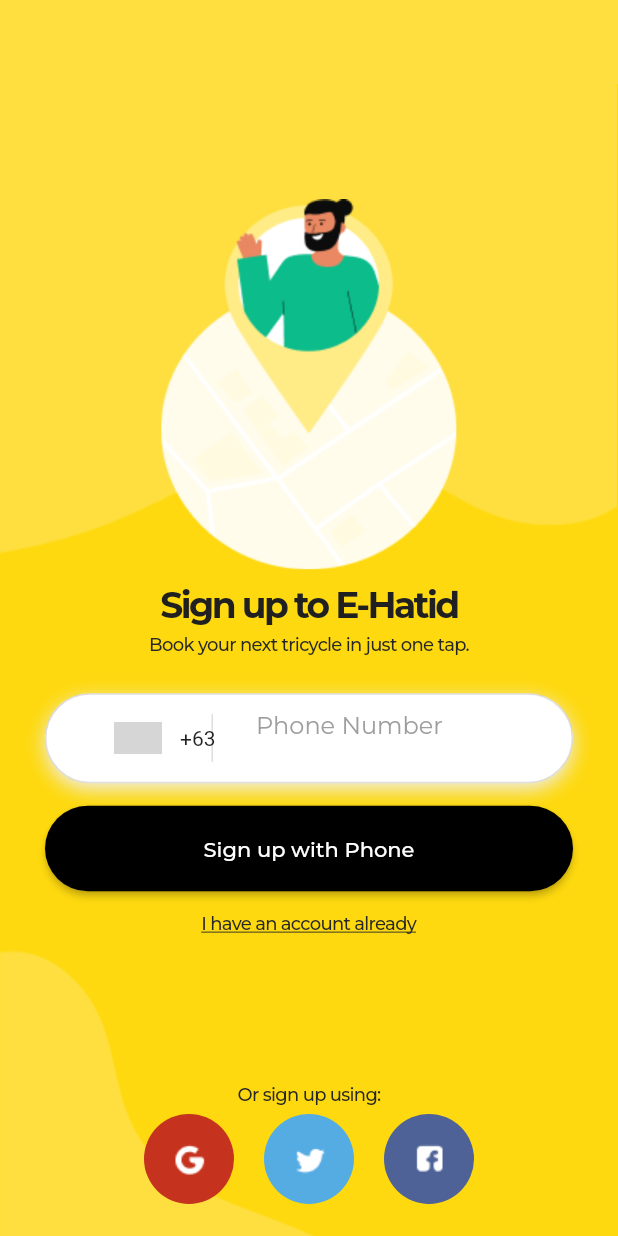
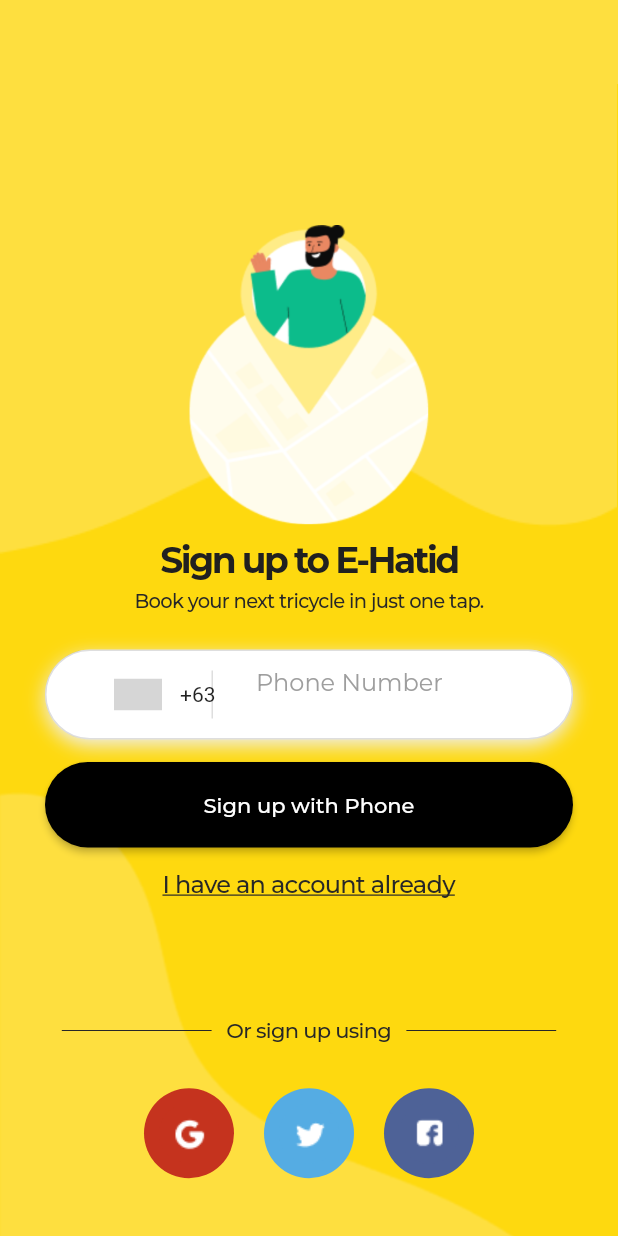
Before and after one commit to Zephynity/E-Hatid-Passenger-App, a Flutter app: the SignUp screen opened directly, on a phone screen of 412 x 824 dp. Run offline on Flutter 3.47's test engine with Material 2 defaults, Android fonts, the phone set to English and light mode, and no system bars; drawn by our look-alikes of intl_phone_number_input; our stand-ins replace intro_slider; grey boxes are pictures that could not be loaded.

Commit message:
Updated Registration

```diff
--- a/lib/Screens/Registration/components/signup_bg.dart
+++ b/lib/Screens/Registration/components/signup_bg.dart
@@ -40,7 +40,7 @@ class SignUpBackground extends StatelessWidget {
                   left: 0,
                   child: Image.asset(
                     "assets/images/vector_bottom.png",
-                    width: size.width * 0.7,
+                    width: size.width,
                   ),
                 ),
                 child,
--- a/lib/Screens/Registration/components/signup_body.dart
+++ b/lib/Screens/Registration/components/signup_body.dart
@@ -23,7 +23,7 @@ class _SignUpBodyState extends State<SignUpBody> {
         mainAxisAlignment: MainAxisAlignment.center,
         children: <Widget> [
           Image.asset("assets/images/regLogo.png",
-            height: size.height * 0.3,
+            width: 200,
           ),
           Padding(
             padding: EdgeInsets.only(bottom: 5, top: 10),
@@ -47,7 +47,7 @@ class _SignUpBodyState extends State<SignUpBody> {
             textAlign: TextAlign.center,
             style: TextStyle(
               height: 1.171875,
-              fontSize: 12.0,
+              fontSize: 13,
               fontFamily: 'Montserrat',
               fontWeight: FontWeight.w500,
               color: Color.fromARGB(255, 39, 39, 39),
@@ -121,13 +121,13 @@ class _SignUpBodyState extends State<SignUpBody> {
                   ),),
                 ),
                 Padding(
-                  padding: EdgeInsets.only(bottom: 90, top: 15),
+                  padding: EdgeInsets.only(bottom: 50, top: 15),
                   child: GestureDetector(
                     child: Text("I have an account already",
                       style: TextStyle(
                         fontFamily: 'Montserrat',
                         height: 1.171875,
-                        fontSize: 12.0,
+                        fontSize: 16.0,
                         fontWeight: FontWeight.w500,
                         color: Color.fromARGB(255, 39, 39, 39),
                         decoration: TextDecoration.underline,
@@ -139,22 +139,7 @@ class _SignUpBodyState extends State<SignUpBody> {
                     },
                   ),
                 ),
-                Padding(
-                  padding: EdgeInsets.only(bottom: 5, top: 10),
-                  child: Text(
-                    "Or sign up using:",
-                    overflow: TextOverflow.visible,
-                    textAlign: TextAlign.center,
-                    style: TextStyle(
-                      height: 1.171875,
-                      fontSize: 12.0,
-                      fontFamily: 'Montserrat',
-                      fontWeight: FontWeight.w500,
-                      color: Color.fromARGB(255, 39, 39, 39),
-                      letterSpacing: -0.48,
-                    ),
-                  ),
-                ),
+                OrDivider(),
                 Row(
                   mainAxisAlignment: MainAxisAlignment.center,
                   children: <Widget>[
@@ -181,3 +166,41 @@ class _SignUpBodyState extends State<SignUpBody> {
     );
   }
 }
+
+class OrDivider extends StatelessWidget {
+  @override
+  Widget build(BuildContext context) {
+    Size size = MediaQuery.of(context).size;
+    return Container(
+      margin: EdgeInsets.symmetric(vertical: 10),
+      width: size.width * 0.8,
+      child: Row(
+        children: <Widget> [
+          buildDivider(),
+          Padding(
+            padding: const EdgeInsets.symmetric(horizontal: 10, vertical: 20),
+            child: Text("Or sign up using",
+              style: TextStyle(
+                height: 1.171875,
+                fontSize: 14.0,
+                fontFamily: 'Montserrat',
+                fontWeight: FontWeight.w500,
+                color: Color.fromARGB(255, 39, 39, 39),
+                letterSpacing: -0.48,
+            ),
+            ),
+          ),
+          buildDivider(),
+        ],
+      ),
+    );
+  }
+
+  Expanded buildDivider() {
+    return Expanded(
+      child: Divider(
+        color: Color(0xFF272727),
+      ),
+    );
+  }
+}
```
